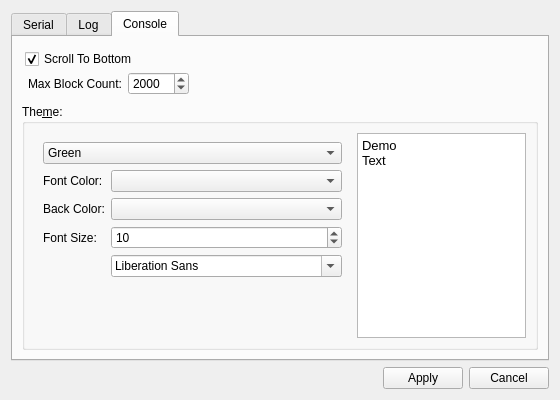
coolshou/qterminal, file src/settingsdialog.ui: the form before one commit.
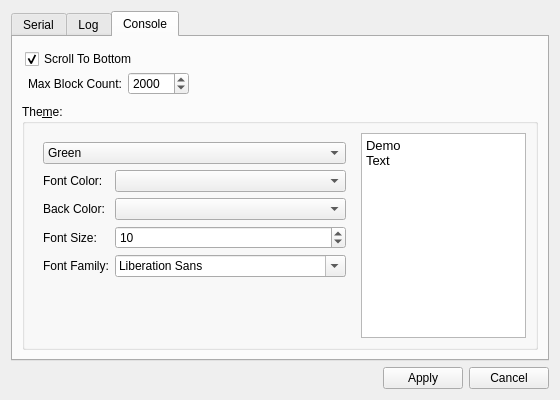
The form after the commit. Icons and pictures are not drawn.

Commit message: fix font size and family

```diff
--- a/src/settingsdialog.ui
+++ b/src/settingsdialog.ui
@@ -495,6 +495,13 @@
              <item row="5" column="1">
               <widget class="QFontComboBox" name="fontComboBox"/>
              </item>
+             <item row="5" column="0">
+              <widget class="QLabel" name="fontLabel">
+               <property name="text">
+                <string>Font Family:</string>
+               </property>
+              </widget>
+             </item>
             </layout>
            </widget>
           </item>
```
The commit also changes 1 other file.
